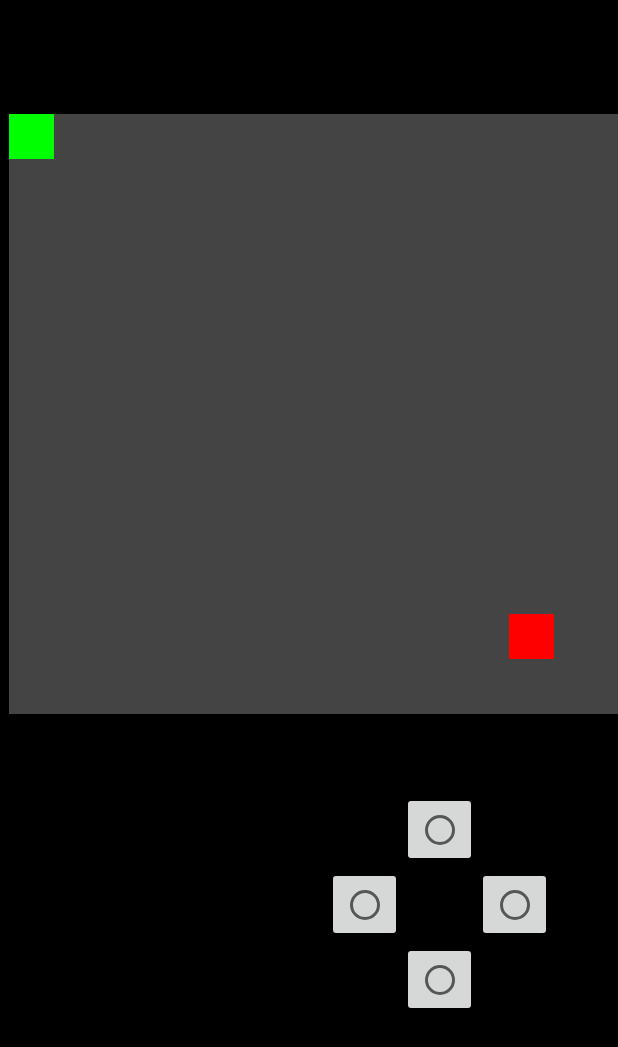
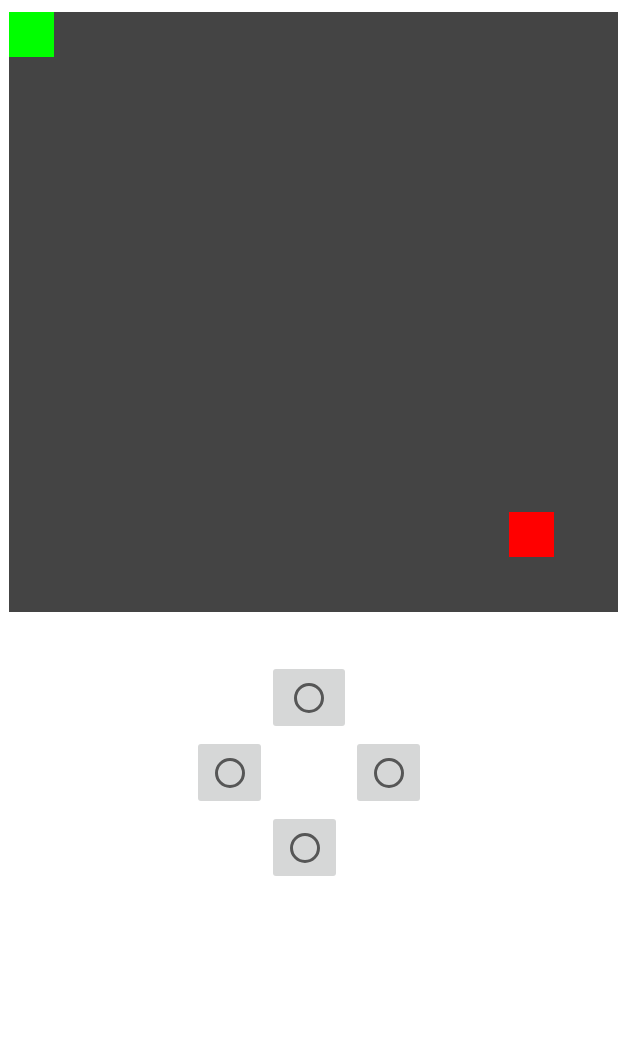
Before and after one commit to takotori/PythonOnAndroid, an Android app: the GameActivity screen opened directly, with no data from a screen before it, on a phone screen of 412 x 824 dp. Shown: the top 1047 px of the screen. Run offline under Robolectric (Android 15) with nearby library versions, the light colour scheme and no system bars.

Commit message:
change background of game activity_game.xml

```diff
--- a/app/src/main/res/layout/activity_game.xml
+++ b/app/src/main/res/layout/activity_game.xml
@@ -5,7 +5,6 @@
     android:id="@+id/gameActivityLayout"
     android:layout_width="match_parent"
     android:layout_height="match_parent"
-    android:background="#000000"
     tools:context="com.example.pythonOnAndroid.GameActivity">
 
     <com.example.pythonOnAndroid.CanvasView
@@ -13,7 +12,7 @@
         android:layout_width="match_parent"
         android:layout_height="400dp"
         android:layout_marginStart="6dp"
-        android:layout_marginTop="76dp"
+        android:layout_marginTop="8dp"
         app:layout_constraintStart_toStartOf="parent"
         app:layout_constraintTop_toTopOf="parent" />
 
@@ -27,10 +26,10 @@
 
     <ImageButton
         android:id="@+id/button_up"
-        android:layout_width="50dp"
+        android:layout_width="wrap_content"
         android:layout_height="50dp"
-        android:layout_marginStart="268dp"
-        android:layout_marginTop="52dp"
+        android:layout_marginTop="32dp"
+        app:layout_constraintEnd_toEndOf="parent"
         app:layout_constraintStart_toStartOf="parent"
         app:layout_constraintTop_toBottomOf="@+id/canvas"
         app:srcCompat="?android:attr/listChoiceIndicatorSingle" />
```
